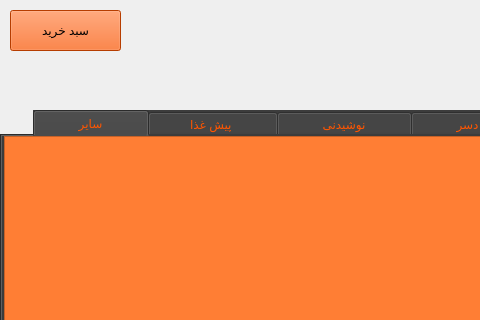
Old version of the form FOOD/restaurantMenu.ui in the repository pooratho/FOOD; both pictures show x 0 to 480 and y 0 to 320 of the 629 by 569 pixel window.
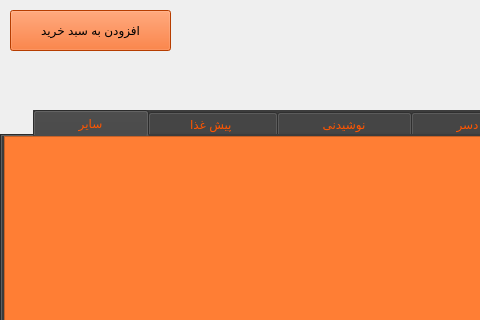
New version of the form. Icons and pictures are not drawn.

Commit message: design notification dialog

What changed in the file:
```diff
--- a/FOOD/restaurantMenu.ui
+++ b/FOOD/restaurantMenu.ui
@@ -50,7 +50,7 @@
     <rect>
      <x>10</x>
      <y>10</y>
-     <width>111</width>
+     <width>161</width>
      <height>41</height>
     </rect>
    </property>
@@ -59,7 +59,7 @@
 font: 10pt &quot;B Farnaz&quot;;</string>
    </property>
    <property name="text">
-    <string>سبد خرید</string>
+    <string>افزودن به سبد خرید</string>
    </property>
   </widget>
   <widget class="QWidget" name="widget_2" native="true">
```
The commit also changes 5 other files.
